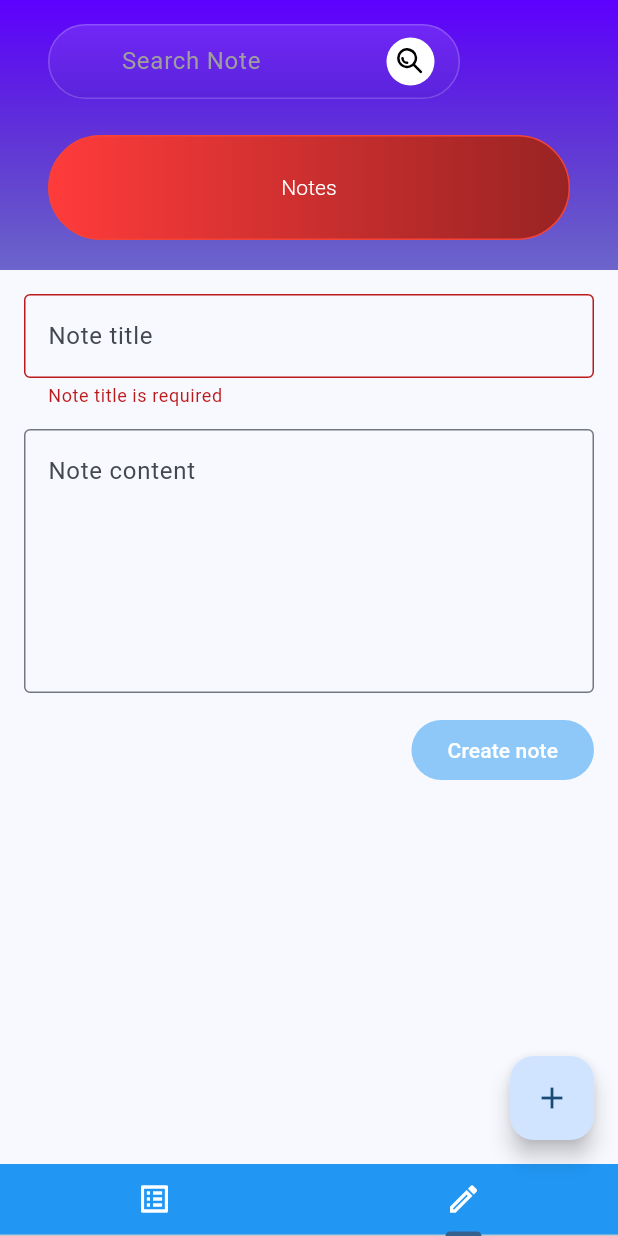
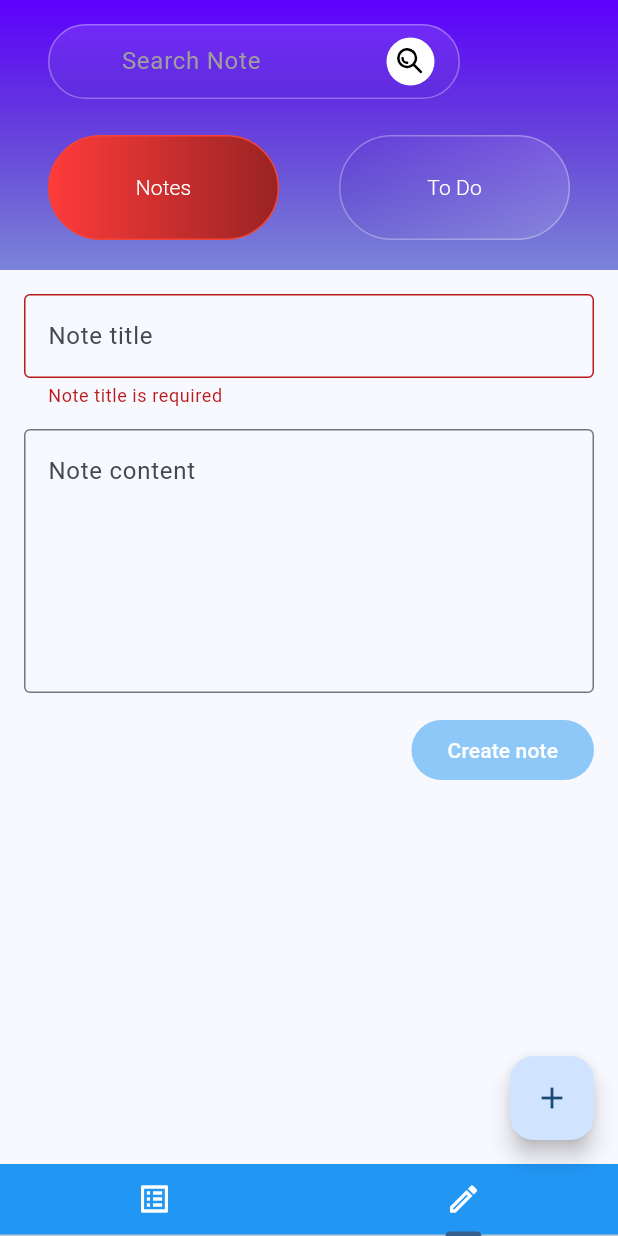
Before and after one commit to Quikler/quik-note, a Flutter app: the screen it shows after launch, tab 2 chosen, on a phone screen of 412 x 824 dp. Run offline on Flutter 3.47's test engine with Material 3 defaults, Android fonts, the phone set to English and light mode, and no system bars; our stand-ins replace flutter_svg, sqflite, sqflite_common_ffi; accounts and stored records are empty.

Commit message:
feat: Add To Do button to app bar following the design

```diff
--- a/lib/widgets/app_bar.dart
+++ b/lib/widgets/app_bar.dart
@@ -1,6 +1,7 @@
 import 'package:flutter/material.dart';
 import 'package:flutter_svg/svg.dart';
 import 'package:quik_note/widgets/note_button.dart';
+import 'package:quik_note/widgets/todo_button.dart';
 
 import '../svgs/common.dart';
 
@@ -10,11 +11,12 @@ class AppBarWidget extends StatelessWidget {
   @override
   Widget build(BuildContext context) {
     return Container(
-      decoration: const BoxDecoration(
+      decoration: BoxDecoration(
+        //borderRadius: BorderRadius.all(Radius.circular(55)),
         gradient: LinearGradient(
           begin: Alignment.topCenter,
           end: Alignment.bottomCenter,
-          colors: [Color(0xff5E00FF), Color(0x80380099)],
+          colors: [Color(0xff5E00FF), Color(0x59380099)],
         ),
       ),
       padding: EdgeInsets.symmetric(vertical: 16, horizontal: 32),
@@ -26,7 +28,7 @@ class AppBarWidget extends StatelessWidget {
             width: MediaQuery.of(context).size.width / 1.5,
             padding: EdgeInsets.only(left: 48, right: 16),
             decoration: BoxDecoration(
-              border: BoxBorder.all(color: Colors.white.withAlpha(50)),
+              border: BoxBorder.all(color: Colors.white.withAlpha(80)),
               borderRadius: BorderRadius.all(Radius.circular(324)),
               gradient: LinearGradient(
                 begin: Alignment.topCenter,
@@ -64,7 +66,10 @@ class AppBarWidget extends StatelessWidget {
           Row(
             mainAxisAlignment: MainAxisAlignment.spaceBetween,
             spacing: 40,
-            children: [Expanded(child: NoteButton())],
+            children: [
+              Expanded(child: NoteButton()),
+              Expanded(child: TodoButton()),
+            ],
           ),
         ],
       ),
--- /dev/null
+++ b/lib/widgets/todo_button.dart
@@ -0,0 +1,35 @@
+import 'package:flutter/material.dart';
+
+class TodoButton extends StatefulWidget {
+  const TodoButton({super.key});
+
+  @override
+  State<StatefulWidget> createState() => _TodoButtonState();
+}
+
+class _TodoButtonState extends State<TodoButton> {
+  @override
+  Widget build(BuildContext context) {
+    return Container(
+      decoration: BoxDecoration(
+        border: BoxBorder.all(color: Colors.white.withAlpha(80)),
+        borderRadius: BorderRadius.all(Radius.circular(324)),
+        gradient: LinearGradient(
+          colors: [Color(0xFF3E15B9), Colors.white],
+        ).withOpacity(0.12),
+      ),
+      child: ElevatedButton(
+        onPressed: () {},
+        style: ElevatedButton.styleFrom(
+          backgroundColor: Colors.transparent,
+          shadowColor: Colors.transparent,
+          padding: EdgeInsets.symmetric(vertical: 24, horizontal: 12),
+        ),
+        child: const Text(
+          "To Do",
+          style: TextStyle(color: Colors.white, fontWeight: FontWeight.w300),
+        ),
+      ),
+    );
+  }
+}
```
